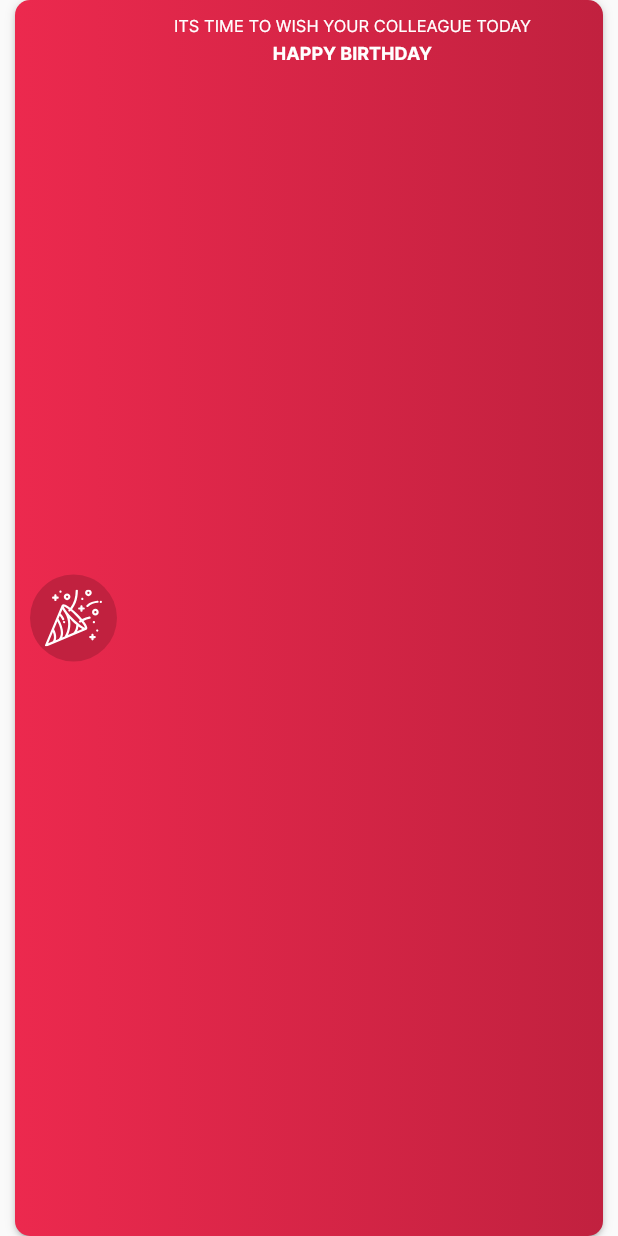
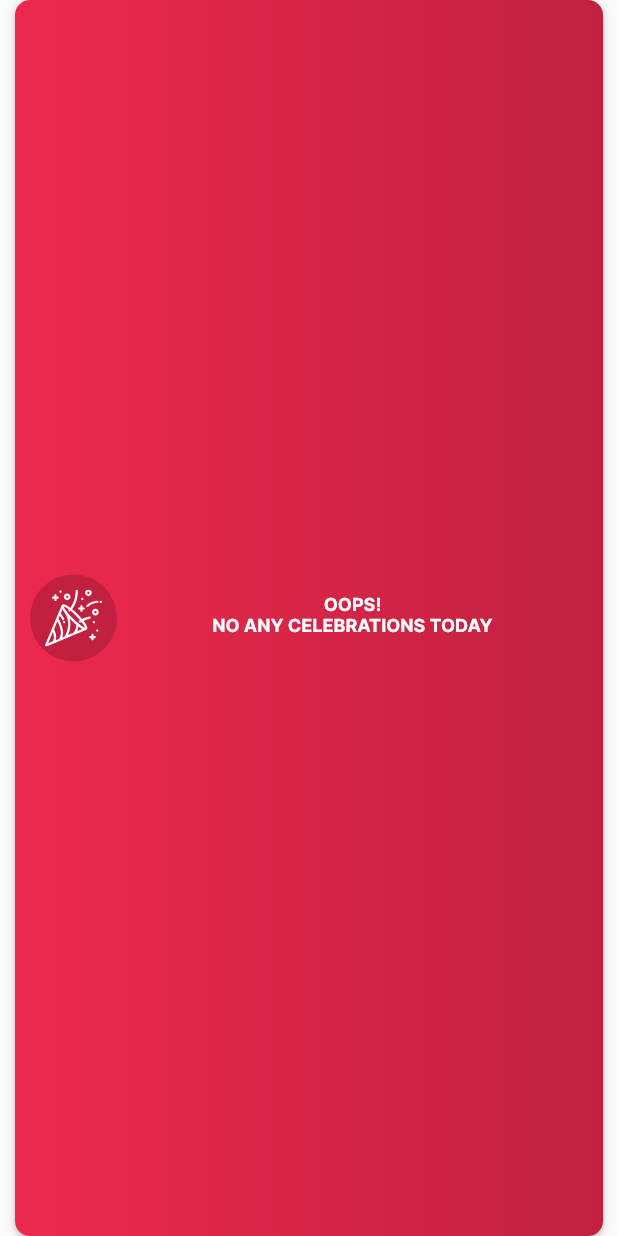
Before and after one commit to sudheerkumar-sgd/malomati, a Flutter app: the ItemDashboardEvent widget shown alone on an empty page, opened directly with empty values, on a phone screen of 412 x 824 dp. Run offline on Flutter 3.47's test engine with Material 2 defaults, Android fonts, the phone set to English and light mode, and no system bars; our stand-ins replace dartz, device_info, dio, equatable, flutter_bloc, flutter_phoenix and 7 more; missing offline and left inert: flutter_phone_direct_caller, map_launcher; accounts and stored records are empty; generated files the repository leaves out were written again; network calls fail.

Commit message:
#Implemented dashboard api

```diff
--- a/lib/core/common/common_utils.dart
+++ b/lib/core/common/common_utils.dart
@@ -120,6 +120,10 @@ String getCurrentDateByformat(String format) {
   return DateFormat(format).format(DateTime.now());
 }
 
+String getDateByformat(String format, DateTime dateTime) {
+  return DateFormat(format).format(dateTime);
+}
+
 startTimer({required double duration, required Function callback}) {
   Timer.periodic(const Duration(seconds: 1), (Timer t) => callback());
 }
--- a/lib/data/data_sources/api_urls.dart
+++ b/lib/data/data_sources/api_urls.dart
@@ -12,3 +12,4 @@ const String loginApiUrl = 'UAQSGD_MOB_ERP_GetLogin/GetLogin';
 const String getProfileApiUrl = 'UAQSGD_MOB_ERP_GetProfile/GetProfile';
 const String dashboardApiUrl =
     'UAQSGD_MOB_ERP_EmployeeDashboard/LeavesAndThankyouCount';
+const String eventApiUrl = 'UAQSGD_MOB_ERP_GetEvents/GetEvents';
--- a/lib/domain/entities/events_entity.dart
+++ b/lib/domain/entities/events_entity.dart
@@ -1,5 +1,6 @@
 class EventsEntity {
   int? pERSONID;
+  String? eVENTTYPE;
   String? eMPLOYEENUMBER;
   String? dEPARTMENTENG;
   String? fULLNAMEAR;
--- a/lib/domain/repository/apis_repository.dart
+++ b/lib/domain/repository/apis_repository.dart
@@ -1,6 +1,7 @@
 import 'package:dartz/dartz.dart';
 import 'package:malomati/domain/entities/api_entity.dart';
 import 'package:malomati/domain/entities/dashboard_entity.dart';
+import 'package:malomati/domain/entities/events_list_entity.dart';
 import 'package:malomati/domain/entities/profile_entity.dart';
 
 import '../../core/error/failures.dart';
@@ -20,4 +21,6 @@ abstract class ApisRepository {
       {required Map<String, dynamic> requestParams});
   Future<Either<Failure, ApiEntity<DashboardEntity>>> getDashboardData(
       {required Map<String, dynamic> requestParams});
+  Future<Either<Failure, ApiEntity<EventsListEntity>>> getEventsData(
+      {required Map<String, dynamic> requestParams});
 }
--- a/lib/domain/use_case/home_usecase.dart
+++ b/lib/domain/use_case/home_usecase.dart
@@ -2,6 +2,7 @@ import 'package:dartz/dartz.dart';
 import 'package:hive_flutter/adapters.dart';
 import 'package:malomati/domain/entities/api_entity.dart';
 import 'package:malomati/domain/entities/dashboard_entity.dart';
+import 'package:malomati/domain/entities/events_list_entity.dart';
 import 'package:malomati/domain/repository/apis_repository.dart';
 import 'package:malomati/domain/use_case/base_usecase.dart';
 import 'package:malomati/res/drawables/drawable_assets.dart';
@@ -25,6 +26,11 @@ class HomeUseCase extends BaseUseCase {
   Future<Either<Failure, ApiEntity<DashboardEntity>>> getDashboardData(
       {required Map<String, dynamic> requestParams}) async {
     return await apisRepository.getDashboardData(requestParams: requestParams);
+  }
+
+  Future<Either<Failure, ApiEntity<EventsListEntity>>> getEventsData(
+      {required Map<String, dynamic> requestParams}) async {
+    return await apisRepository.getEventsData(requestParams: requestParams);
   }
 
   Future<Either<Failure, List<FavoriteEntity>>> getFavoritesData(
--- a/lib/presentation/ui/home/widgets/item_dashboard_events.dart
+++ b/lib/presentation/ui/home/widgets/item_dashboard_events.dart
@@ -8,6 +8,28 @@ import 'package:malomati/res/drawables/drawable_assets.dart';
 class ItemDashboardEvent extends StatelessWidget {
   final EventsEntity eventsEntity;
   const ItemDashboardEvent({required this.eventsEntity, super.key});
+
+  String _getWishTitle() {
+    if (eventsEntity.eVENTTYPE == '2') {
+      return 'We’re happy to have you on OUR TEAM';
+    } else if (eventsEntity.eVENTTYPE == '1' || eventsEntity.eVENTTYPE == '3') {
+      return 'Its Time To Wish Your Colleague Today';
+    } else {
+      return '';
+    }
+  }
+
+  String _getWishText() {
+    if (eventsEntity.eVENTTYPE == '1') {
+      return 'Happy Birthday';
+    } else if (eventsEntity.eVENTTYPE == '2') {
+      return 'WELCOME!';
+    } else if (eventsEntity.eVENTTYPE == '3') {
+      return 'Happy WORK ANNIVERSARY';
+    } else {
+      return 'OOPS!\nNO ANY CELEBRATIONS TODAY';
+    }
+  }
 
   @override
   Widget build(BuildContext context) {
@@ -40,21 +62,28 @@ class ItemDashboardEvent extends StatelessWidget {
             ),
             Expanded(
               child: Column(
+                mainAxisAlignment: MainAxisAlignment.center,
                 children: [
-                  Text(
+                  Visibility(
+                    visible: eventsEntity.eVENTTYPE?.isNotEmpty ?? false,
+                    child: Text(
                       textAlign: TextAlign.center,
-                    'Its Time To Wish Your Colleague Today'.toUpperCase(),
+                      _getWishTitle().toUpperCase(),
                       overflow: TextOverflow.ellipsis,
                       style: context.textFontWeight400
                           .onColor(context.resources.color.colorWhite)
                           .onFontSize(context.resources.dimen.dp11),
                     ),
-                  SizedBox(
+                  ),
+                  Visibility(
+                    visible: eventsEntity.eVENTTYPE?.isNotEmpty ?? false,
+                    child: SizedBox(
                       height: context.resources.dimen.dp5,
+                    ),
                   ),
                   Text(
                     textAlign: TextAlign.center,
-                    'Happy Birthday'.toUpperCase(),
+                    _getWishText().toUpperCase(),
                     style: context.textFontWeight900
                         .onFontFamily(fontFamily: fontFamilyEN)
                         .onColor(context.resources.color.colorWhite)
@@ -64,7 +93,9 @@ class ItemDashboardEvent extends StatelessWidget {
                   SizedBox(
                     height: context.resources.dimen.dp5,
                   ),
-                  Expanded(
+                  Visibility(
+                    visible: eventsEntity.eVENTTYPE?.isNotEmpty ?? false,
+                    child: Expanded(
                       child: Text(
                         textAlign: TextAlign.center,
                         (context.resources.isLocalEn
@@ -78,6 +109,7 @@ class ItemDashboardEvent extends StatelessWidget {
                             .onFontSize(context.resources.dimen.dp12),
                       ),
                     ),
+                  ),
                 ],
               ),
             ),
--- a/lib/presentation/ui/utils/location.dart
+++ b/lib/presentation/ui/utils/location.dart
@@ -1,7 +1,5 @@
 import 'dart:async';
-
 import 'package:geolocator/geolocator.dart';
-import 'package:get/get_connect/http/src/utils/utils.dart';
 import 'package:malomati/core/common/log.dart';
 
 class Location {
```
Also changed, not shown: lib/data/data_sources/remote_data_source.dart (+24 -0 lines), lib/data/model/dashboard_model.dart (+5 -6 lines), lib/data/model/event_list_model.dart (+53 -51 lines), lib/data/model/event_model.dart (added, +67 -0 lines), lib/data/repository/apis_repository_impl.dart (+21 -0 lines), lib/domain/entities/events_list_entity.dart (added, +11 -0 lines), lib/presentation/bloc/home/home_bloc.dart (+12 -12 lines), lib/presentation/bloc/home/home_state.dart (+8 -0 lines), lib/presentation/ui/home/attendance_screen.dart (+20 -13 lines), lib/presentation/ui/home/home_screen.dart (+25 -25 lines), lib/presentation/ui/home/requests_screen.dart (+7 -14 lines), lib/presentation/ui/home/widgets/item_attendance_list.dart (+19 -9 lines). Lines whose indentation alone changed are shown as unchanged.
